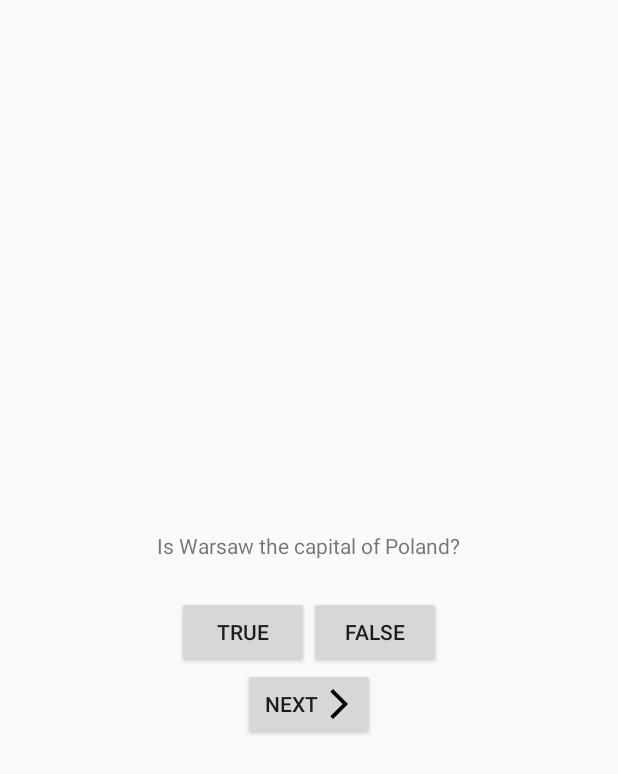
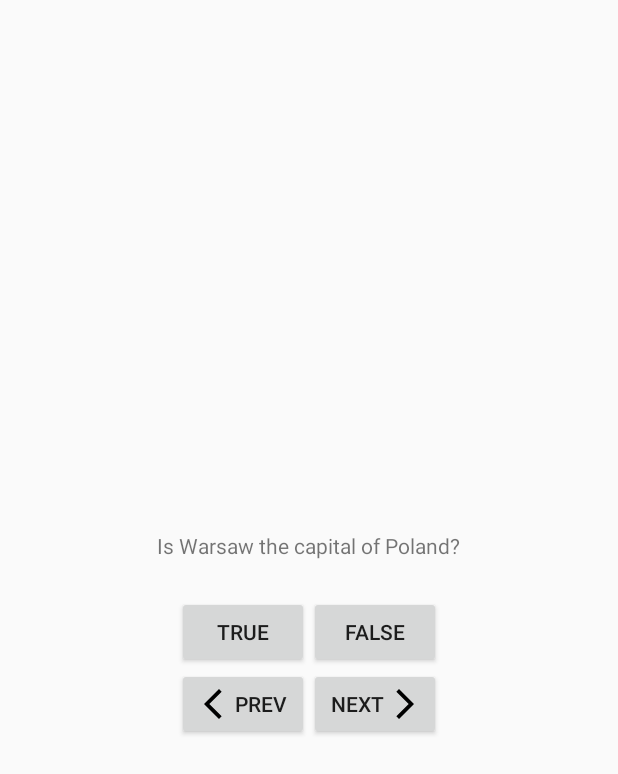
Before and after one commit to Raphalius/GeoQuiz, an Android app built with Jetpack Compose: the layout activity_main.xml on its own in the app's theme, with its tools: preview values and no code run, on a phone screen of 412 x 824 dp. Shown: the top 774 px of the screen. Run offline under Robolectric (Android 15) with nearby library versions, the phone set to English and light mode, and no system bars.

Commit message:
Adding previous button and cycling on textview press

```diff
--- /dev/null
+++ b/app/src/main/res/drawable/arrow_backward.xml
@@ -0,0 +1,5 @@
+<vector xmlns:android="http://schemas.android.com/apk/res/android" android:height="24dp" android:tint="#000000" android:viewportHeight="24" android:viewportWidth="24" android:width="24dp">
+
+    <path android:fillColor="@android:color/white" android:pathData="M17.77,3.77l-1.77,-1.77l-10,10l10,10l1.77,-1.77l-8.23,-8.23z"/>
+
+</vector>
--- a/app/src/main/res/layout/activity_main.xml
+++ b/app/src/main/res/layout/activity_main.xml
@@ -1,17 +1,17 @@
 <?xml version="1.0" encoding="utf-8"?>
 <LinearLayout xmlns:android="http://schemas.android.com/apk/res/android"
     xmlns:tools="http://schemas.android.com/tools"
-    android:orientation="vertical"
+    android:layout_width="match_parent"
+    android:layout_height="match_parent"
     android:gravity="center"
-    android:layout_width="match_parent"
-    android:layout_height="match_parent">
+    android:orientation="vertical">
 
     <TextView
         android:id="@+id/question_textview"
         android:layout_width="wrap_content"
         android:layout_height="wrap_content"
         android:padding="24dp"
-        tools:text="@string/question_poland"/>
+        tools:text="@string/question_poland" />
 
     <LinearLayout
         android:layout_width="wrap_content"
@@ -22,20 +22,36 @@
             android:id="@+id/true_button"
             android:layout_width="wrap_content"
             android:layout_height="wrap_content"
-            android:text="@string/true_button"/>
+            android:text="@string/true_button" />
 
         <Button
             android:id="@+id/false_button"
             android:layout_width="wrap_content"
             android:layout_height="wrap_content"
-            android:text="@string/false_button"/>
+            android:text="@string/false_button" />
 
     </LinearLayout>
 
-    <Button
-        android:id="@+id/next_button"
+    <LinearLayout
         android:layout_width="wrap_content"
         android:layout_height="wrap_content"
-        android:drawableEnd="@drawable/arrow_forward"
-        android:text="@string/next_button"/>
+        android:orientation="horizontal">
+
+        <Button
+            android:id="@+id/previous_button"
+            android:layout_width="wrap_content"
+            android:layout_height="wrap_content"
+            android:drawableStart="@drawable/arrow_backward"
+            android:text="@string/previous_button"
+            android:textAlignment="center"/>
+
+        <Button
+            android:id="@+id/next_button"
+            android:layout_width="wrap_content"
+            android:layout_height="wrap_content"
+            android:drawableEnd="@drawable/arrow_forward"
+            android:textAlignment="center"
+            android:text="@string/next_button" />
+
+    </LinearLayout>
 </LinearLayout>
--- a/app/src/main/res/values/strings.xml
+++ b/app/src/main/res/values/strings.xml
@@ -8,6 +8,7 @@
     and the Indian Ocean.</string>
     <string name="true_button">True</string>
     <string name="false_button">False</string>
+    <string name="previous_button">Prev</string>
     <string name="next_button">Next</string>
     <string name="correct_toast">Correct! :-)</string>
     <string name="incorrect_toast">Incorrect! :-(</string>
```
Also changed, not shown: app/src/main/java/com/bignerdranch/android/geoquiz/MainActivity.kt (+24 -16 lines).
